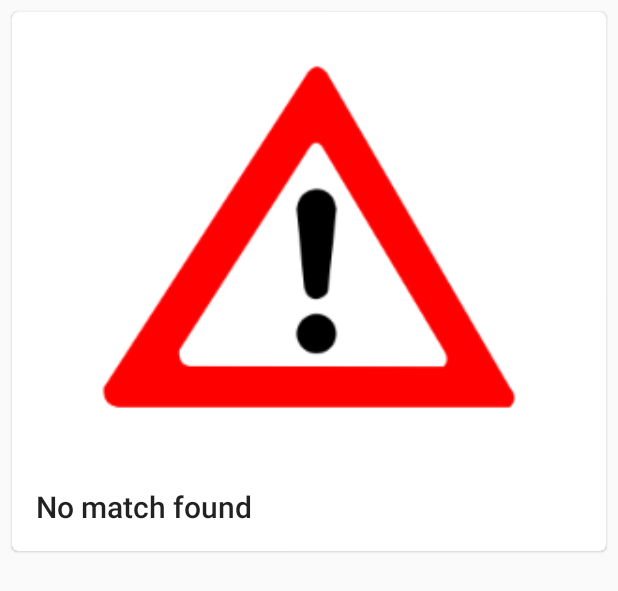
After one commit to Yelinz/pytorch-android, an Android app: the layout no_recyclable_fragment.xml on its own in the app's theme, with its tools: preview values and no code run, on a phone screen of 412 x 824 dp. The commit adds this screen. Shown: the top 591 px of the screen. Run offline under Robolectric (Android 15) with nearby library versions, the light colour scheme and no system bars.

Commit message:
do many things with information fragment

```diff
--- a/app/src/main/java/org/pytorch/demo/objectdetection/PrePostProcessor.java
+++ b/app/src/main/java/org/pytorch/demo/objectdetection/PrePostProcessor.java
@@ -22,6 +22,10 @@ class Result {
         this.classIndex = cls;
         this.score = output;
         this.rect = rect;
+    }
+
+    public float getScore(){
+        return score;
     }
 };
 
--- /dev/null
+++ b/app/src/main/res/drawable/attention_background.xml
@@ -0,0 +1,78 @@
+<?xml version="1.0" encoding="utf-8"?>
+<vector xmlns:android="http://schemas.android.com/apk/res/android"
+    android:width="120dp"
+    android:height="120dp"
+    android:viewportWidth="420"
+    android:viewportHeight="420">
+  <group android:scaleX="5"
+      android:scaleY="5"
+      android:translateX="54"
+      android:translateY="54">
+      <path android:fillColor="#FFFFFF"
+            android:pathData="M0,0h108v108h-108z"/>
+      <path android:fillColor="#33FFFFFF" android:pathData="M9,0L9,108"
+            android:strokeColor="#33FFFFFF" android:strokeWidth="0.8"/>
+      <path android:fillColor="#33FFFFFF" android:pathData="M19,0L19,108"
+            android:strokeColor="#33FFFFFF" android:strokeWidth="0.8"/>
+      <path android:fillColor="#33FFFFFF" android:pathData="M29,0L29,108"
+            android:strokeColor="#33FFFFFF" android:strokeWidth="0.8"/>
+      <path android:fillColor="#33FFFFFF" android:pathData="M39,0L39,108"
+            android:strokeColor="#33FFFFFF" android:strokeWidth="0.8"/>
+      <path android:fillColor="#33FFFFFF" android:pathData="M49,0L49,108"
+            android:strokeColor="#33FFFFFF" android:strokeWidth="0.8"/>
+      <path android:fillColor="#33FFFFFF" android:pathData="M59,0L59,108"
+            android:strokeColor="#33FFFFFF" android:strokeWidth="0.8"/>
+      <path android:fillColor="#33FFFFFF" android:pathData="M69,0L69,108"
+            android:strokeColor="#33FFFFFF" android:strokeWidth="0.8"/>
+      <path android:fillColor="#33FFFFFF" android:pathData="M79,0L79,108"
+            android:strokeColor="#33FFFFFF" android:strokeWidth="0.8"/>
+      <path android:fillColor="#33FFFFFF" android:pathData="M89,0L89,108"
+            android:strokeColor="#33FFFFFF" android:strokeWidth="0.8"/>
+      <path android:fillColor="#33FFFFFF" android:pathData="M99,0L99,108"
+            android:strokeColor="#33FFFFFF" android:strokeWidth="0.8"/>
+      <path android:fillColor="#33FFFFFF" android:pathData="M0,9L108,9"
+            android:strokeColor="#33FFFFFF" android:strokeWidth="0.8"/>
+      <path android:fillColor="#33FFFFFF" android:pathData="M0,19L108,19"
+            android:strokeColor="#33FFFFFF" android:strokeWidth="0.8"/>
+      <path android:fillColor="#33FFFFFF" android:pathData="M0,29L108,29"
+            android:strokeColor="#33FFFFFF" android:strokeWidth="0.8"/>
+      <path android:fillColor="#33FFFFFF" android:pathData="M0,39L108,39"
+            android:strokeColor="#33FFFFFF" android:strokeWidth="0.8"/>
+      <path android:fillColor="#33FFFFFF" android:pathData="M0,49L108,49"
+            android:strokeColor="#33FFFFFF" android:strokeWidth="0.8"/>
+      <path android:fillColor="#33FFFFFF" android:pathData="M0,59L108,59"
+            android:strokeColor="#33FFFFFF" android:strokeWidth="0.8"/>
+      <path android:fillColor="#33FFFFFF" android:pathData="M0,69L108,69"
+            android:strokeColor="#33FFFFFF" android:strokeWidth="0.8"/>
+      <path android:fillColor="#33FFFFFF" android:pathData="M0,79L108,79"
+            android:strokeColor="#33FFFFFF" android:strokeWidth="0.8"/>
+      <path android:fillColor="#33FFFFFF" android:pathData="M0,89L108,89"
+            android:strokeColor="#33FFFFFF" android:strokeWidth="0.8"/>
+      <path android:fillColor="#33FFFFFF" android:pathData="M0,99L108,99"
+            android:strokeColor="#33FFFFFF" android:strokeWidth="0.8"/>
+      <path android:fillColor="#33FFFFFF" android:pathData="M19,29L89,29"
+            android:strokeColor="#33FFFFFF" android:strokeWidth="0.8"/>
+      <path android:fillColor="#33FFFFFF" android:pathData="M19,39L89,39"
+            android:strokeColor="#33FFFFFF" android:strokeWidth="0.8"/>
+      <path android:fillColor="#33FFFFFF" android:pathData="M19,49L89,49"
+            android:strokeColor="#33FFFFFF" android:strokeWidth="0.8"/>
+      <path android:fillColor="#33FFFFFF" android:pathData="M19,59L89,59"
+            android:strokeColor="#33FFFFFF" android:strokeWidth="0.8"/>
+      <path android:fillColor="#33FFFFFF" android:pathData="M19,69L89,69"
+            android:strokeColor="#33FFFFFF" android:strokeWidth="0.8"/>
+      <path android:fillColor="#33FFFFFF" android:pathData="M19,79L89,79"
+            android:strokeColor="#33FFFFFF" android:strokeWidth="0.8"/>
+      <path android:fillColor="#33FFFFFF" android:pathData="M29,19L29,89"
+            android:strokeColor="#33FFFFFF" android:strokeWidth="0.8"/>
+      <path android:fillColor="#33FFFFFF" android:pathData="M39,19L39,89"
+            android:strokeColor="#33FFFFFF" android:strokeWidth="0.8"/>
+      <path android:fillColor="#33FFFFFF" android:pathData="M49,19L49,89"
+            android:strokeColor="#33FFFFFF" android:strokeWidth="0.8"/>
+      <path android:fillColor="#33FFFFFF" android:pathData="M59,19L59,89"
+            android:strokeColor="#33FFFFFF" android:strokeWidth="0.8"/>
+      <path android:fillColor="#33FFFFFF" android:pathData="M69,19L69,89"
+            android:strokeColor="#33FFFFFF" android:strokeWidth="0.8"/>
+      <path android:fillColor="#33FFFFFF" android:pathData="M79,19L79,89"
+            android:strokeColor="#33FFFFFF" android:strokeWidth="0.8"/>
+  </group>
+</vector>
--- /dev/null
+++ b/app/src/main/res/layout/no_recyclable_fragment.xml
@@ -0,0 +1,44 @@
+<?xml version="1.0" encoding="utf-8"?>
+
+<LinearLayout xmlns:android="http://schemas.android.com/apk/res/android"
+    xmlns:app="http://schemas.android.com/apk/res-auto"
+    android:layout_width="match_parent"
+    android:layout_height="match_parent"
+    android:orientation="vertical"
+    app:layout_constraintBottom_toBottomOf="parent"
+    app:layout_constraintEnd_toEndOf="parent"
+    app:layout_constraintStart_toStartOf="parent"
+    app:layout_constraintTop_toTopOf="parent"
+    android:baselineAligned="false"
+    android:theme="@style/Theme.MaterialComponents.Light">
+    <com.google.android.material.card.MaterialCardView
+        android:layout_width="match_parent"
+        android:layout_height="wrap_content"
+        android:layout_margin="8dp">
+        <LinearLayout
+            android:layout_width="match_parent"
+            android:layout_height="wrap_content"
+            android:orientation="vertical">
+
+            <ImageView
+                android:layout_width="match_parent"
+                android:layout_height="300dp"
+                android:contentDescription="@string/no_recyclable"
+                android:scaleType="fitCenter"
+                app:srcCompat="@mipmap/attention" />
+
+            <LinearLayout
+                android:layout_width="match_parent"
+                android:layout_height="wrap_content"
+                android:orientation="vertical"
+                android:padding="16dp">
+
+                <TextView
+                    android:layout_width="wrap_content"
+                    android:layout_height="wrap_content"
+                    android:text="@string/no_recyclable"
+                    android:textAppearance="@style/TextAppearance.AppCompat.Title" />
+            </LinearLayout>
+        </LinearLayout>
+    </com.google.android.material.card.MaterialCardView>
+</LinearLayout>
--- /dev/null
+++ b/app/src/main/res/mipmap-anydpi-v26/attention.xml
@@ -0,0 +1,5 @@
+<?xml version="1.0" encoding="utf-8"?>
+<adaptive-icon xmlns:android="http://schemas.android.com/apk/res/android">
+    <background android:drawable="@drawable/attention_background"/>
+    <foreground android:drawable="@mipmap/attention_foreground"/>
+</adaptive-icon>
```
Also changed, not shown: app/src/main/java/org/pytorch/demo/objectdetection/MainActivity.java (+18 -0 lines), app/src/main/java/org/pytorch/demo/objectdetection/Recyclables.java (added, +62 -0 lines), app/src/main/java/org/pytorch/demo/objectdetection/fragment/HomeFragment.java (+11 -12 lines), app/src/main/java/org/pytorch/demo/objectdetection/fragment/InfoFragment.java (added, +117 -0 lines), app/src/main/res/layout/information_fragment.xml (+46 -4 lines), app/src/main/res/values/strings.xml (+9 -0 lines), app/src/main/res/mipmap-xhdpi/attention_foreground.png (added).
